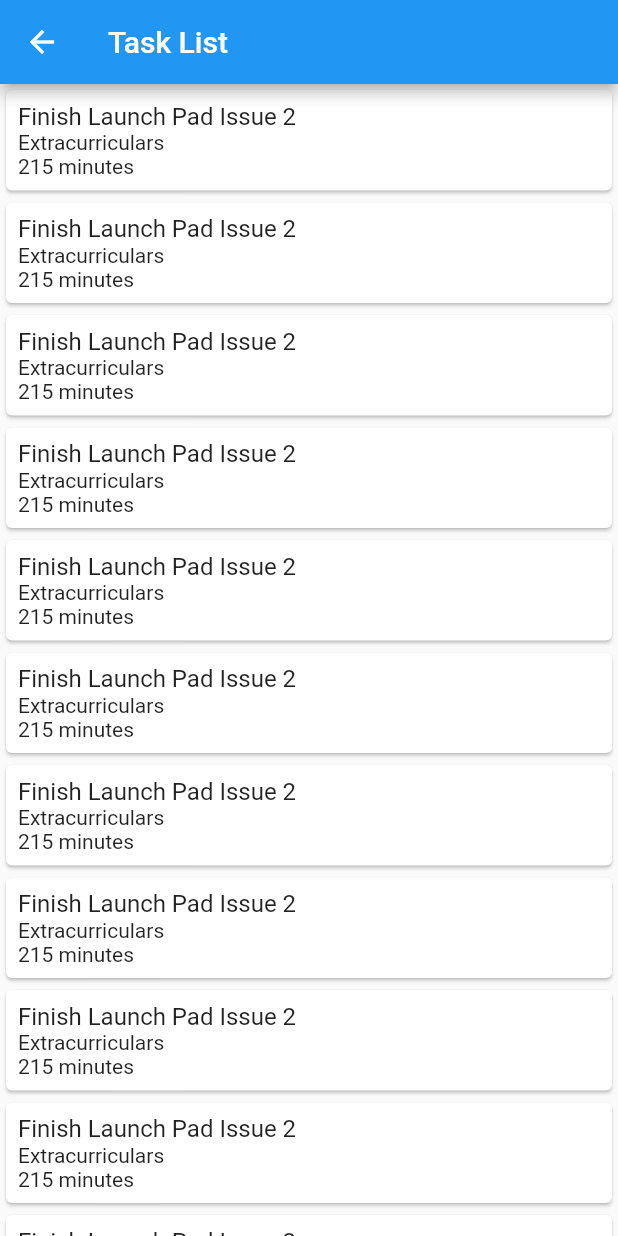
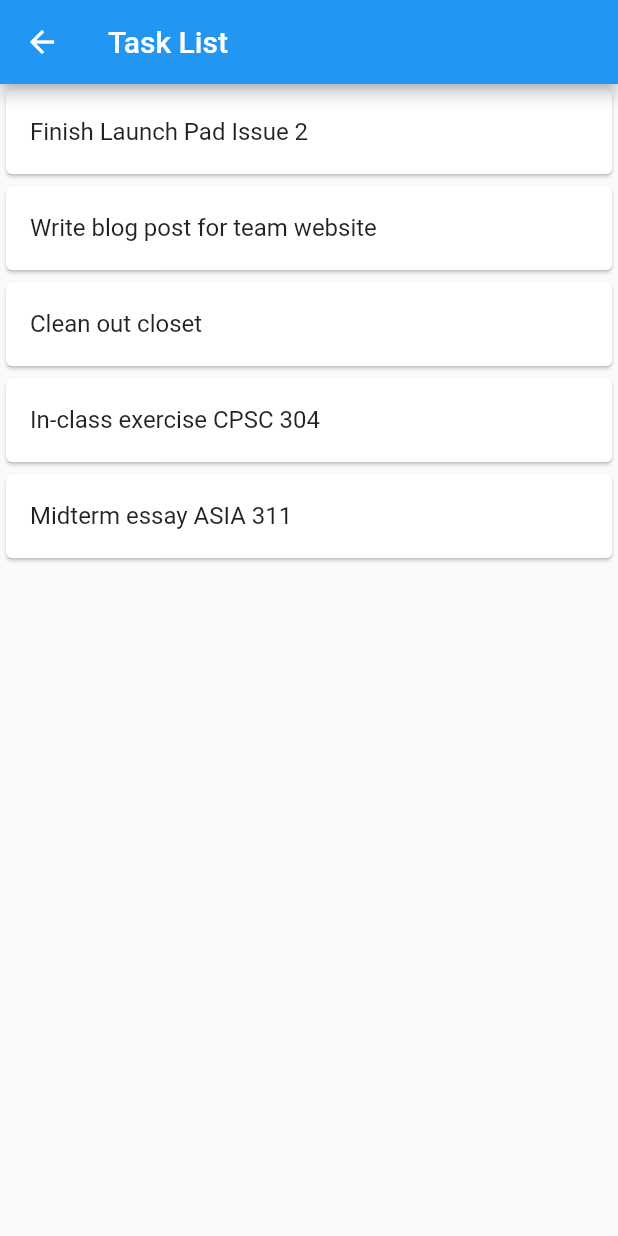
Before and after one commit to ubclaunchpad/time-tracker, a Flutter app: the TaskListScreen screen opened directly, on a phone screen of 412 x 824 dp. Run offline on Flutter 3.47's test engine with Material 2 defaults, Android fonts, the phone set to English and light mode, and no system bars.

Commit message:
hardcoded list items with 5 descriptions, need to add 2 other fields

```diff
--- a/lib/screens/task_list.dart
+++ b/lib/screens/task_list.dart
@@ -12,13 +12,15 @@ class TaskListScreen extends StatelessWidget {
 }
 
 class BodyLayout extends StatelessWidget {
+	List<String> titles = ['Finish Launch Pad Issue 2','Write blog post for team website',
+			'Clean out closet','In-class exercise CPSC 304','Midterm essay ASIA 311'];
 	@override
 	Widget build(BuildContext context) {
 		return _myListView(context);
 	}
-}
 
 	Widget _myListView(BuildContext context) {
+	/*
 	Widget column = Expanded(
 		child: Column(
 			crossAxisAlignment: CrossAxisAlignment.start,
@@ -26,21 +28,25 @@ Widget _myListView(BuildContext context) {
 				Text('Finish Launch Pad Issue 2',style:TextStyle(fontSize:16),),
 				Text('Extracurriculars'),
 				Text('215 minutes'),
+				Text('Write blog post for team website',style:TextStyle(fontSize:16),),
+                                Text('Triathlon'),
+                                Text('43 minutes'),
+				Text('Reorganize Closet',style:TextStyle(fontSize:16),),
+                                Text('Apartment'),
+                                Text('74 minutes'),
 			],
 		),
-	);
+	);*/
 	return ListView.builder(
+		itemCount: titles.length,
 		itemBuilder:(context,index){
+			final item = titles[index];
 			return Card(
-				child:Padding(
-					padding: const EdgeInsets.all(8.0),
-					child: Row(
-						children: <Widget>[
-							column,
-]
-),
+				child:ListTile(
+					title: Text(item),
 				),
 			);
 		}
 	);
 }
+}
```
Lines whose indentation alone changed are shown as unchanged.
